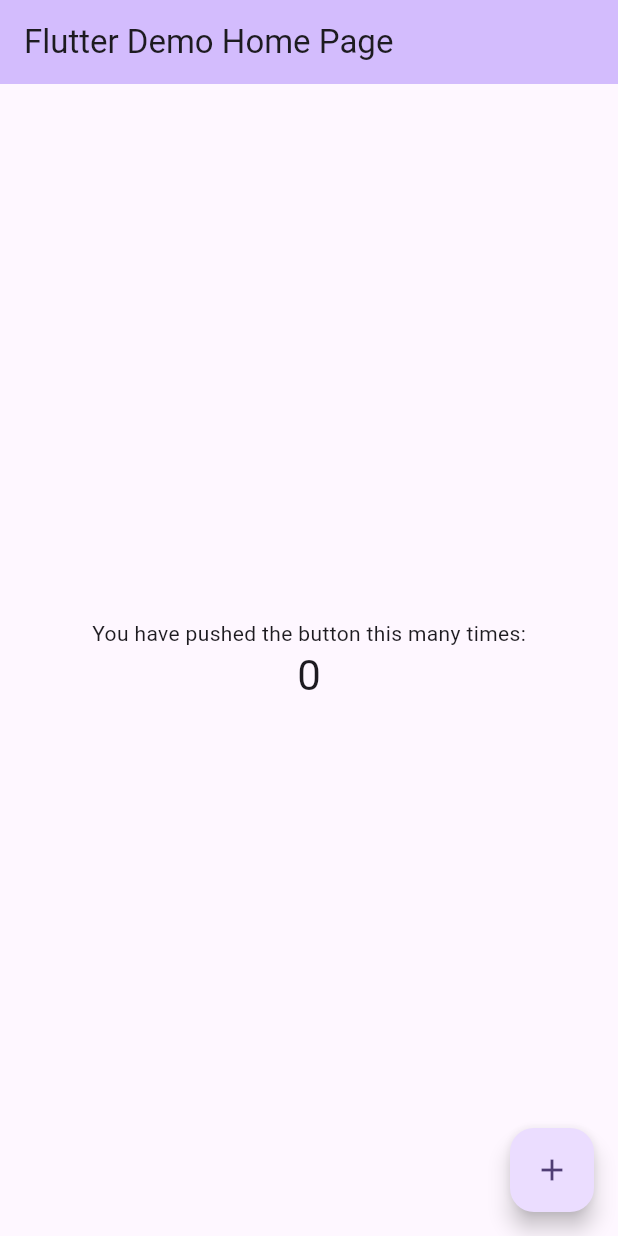
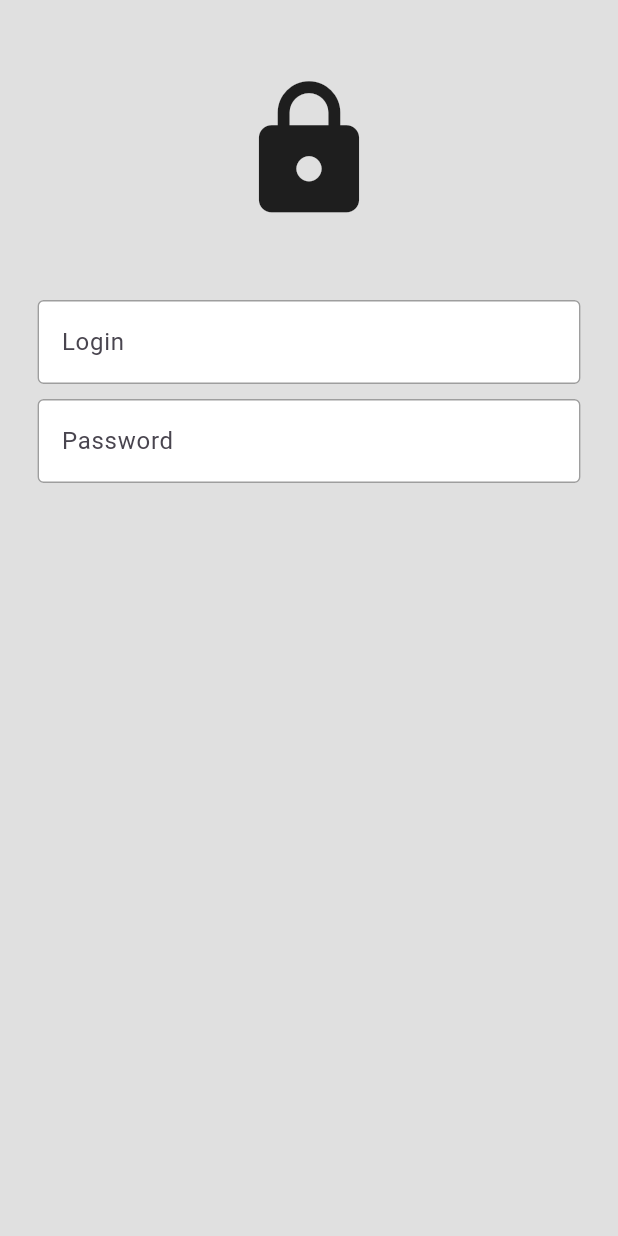
Before and after one commit to ZasaQ/TelephonyApplication, a Flutter app: the screen it shows after launch, on a phone screen of 412 x 824 dp. Run offline on Flutter 3.47's test engine with Material 3 defaults, Android fonts, the phone set to English and light mode, and no system bars.

Commit message:
Adjusting main.dart Adding login.dart page (still WIP) Adding two icons

```diff
--- /dev/null
+++ b/lib/components/lr_text_field.dart
@@ -0,0 +1,37 @@
+import 'package:flutter/material.dart';
+
+class LRTextField extends StatelessWidget {
+  final controller;
+  final String inHintText;
+  final bool inObscureText;
+
+  const LRTextField({
+    super.key,
+    required this.controller,
+    required this.inHintText,
+    required this.inObscureText
+  });
+
+  @override
+  Widget build(BuildContext context) {
+    return Padding(
+      padding: const EdgeInsets.symmetric(horizontal: 25.0),
+        child: TextField(
+          style: TextStyle(color:Colors.grey),
+          controller: controller,
+          obscureText: inObscureText,
+          decoration: InputDecoration(
+            enabledBorder: const OutlineInputBorder(
+              borderSide: BorderSide(color: Colors.grey)
+            ),
+            focusedBorder: OutlineInputBorder(
+              borderSide: BorderSide(color: Colors.grey.shade400)
+            ),
+            fillColor: Colors.white,
+            filled: true,
+            hintText: inHintText,
+          )
+        )
+    );
+  }
+}
--- a/lib/main.dart
+++ b/lib/main.dart
@@ -1,125 +1,16 @@
 import 'package:flutter/material.dart';
+import 'pages/login.dart';
 
-void main() {
-  runApp(const MyApp());
-}
+void main() => runApp(const MyApp());
 
 class MyApp extends StatelessWidget {
   const MyApp({super.key});
 
-  // This widget is the root of your application.
   @override
   Widget build(BuildContext context) {
     return MaterialApp(
-      title: 'Flutter Demo',
-      theme: ThemeData(
-        // This is the theme of your application.
-        //
-        // TRY THIS: Try running your application with "flutter run". You'll see
-        // the application has a purple toolbar. Then, without quitting the app,
-        // try changing the seedColor in the colorScheme below to Colors.green
-        // and then invoke "hot reload" (save your changes or press the "hot
-        // reload" button in a Flutter-supported IDE, or press "r" if you used
-        // the command line to start the app).
-        //
-        // Notice that the counter didn't reset back to zero; the application
-        // state is not lost during the reload. To reset the state, use hot
-        // restart instead.
-        //
-        // This works for code too, not just values: Most code changes can be
-        // tested with just a hot reload.
-        colorScheme: ColorScheme.fromSeed(seedColor: Colors.deepPurple),
-        useMaterial3: true,
-      ),
-      home: const MyHomePage(title: 'Flutter Demo Home Page'),
+      debugShowCheckedModeBanner: false,
+      home: LoginPage(),
     );
   }
 }
-
-class MyHomePage extends StatefulWidget {
-  const MyHomePage({super.key, required this.title});
-
-  // This widget is the home page of your application. It is stateful, meaning
-  // that it has a State object (defined below) that contains fields that affect
-  // how it looks.
-
-  // This class is the configuration for the state. It holds the values (in this
-  // case the title) provided by the parent (in this case the App widget) and
-  // used by the build method of the State. Fields in a Widget subclass are
-  // always marked "final".
-
-  final String title;
-
-  @override
-  State<MyHomePage> createState() => _MyHomePageState();
-}
-
-class _MyHomePageState extends State<MyHomePage> {
-  int _counter = 0;
-
-  void _incrementCounter() {
-    setState(() {
-      // This call to setState tells the Flutter framework that something has
-      // changed in this State, which causes it to rerun the build method below
-      // so that the display can reflect the updated values. If we changed
-      // _counter without calling setState(), then the build method would not be
-      // called again, and so nothing would appear to happen.
-      _counter++;
-    });
-  }
-
-  @override
-  Widget build(BuildContext context) {
-    // This method is rerun every time setState is called, for instance as done
-    // by the _incrementCounter method above.
-    //
-    // The Flutter framework has been optimized to make rerunning build methods
-    // fast, so that you can just rebuild anything that needs updating rather
-    // than having to individually change instances of widgets.
-    return Scaffold(
-      appBar: AppBar(
-        // TRY THIS: Try changing the color here to a specific color (to
-        // Colors.amber, perhaps?) and trigger a hot reload to see the AppBar
-        // change color while the other colors stay the same.
-        backgroundColor: Theme.of(context).colorScheme.inversePrimary,
-        // Here we take the value from the MyHomePage object that was created by
-        // the App.build method, and use it to set our appbar title.
-        title: Text(widget.title),
-      ),
-      body: Center(
-        // Center is a layout widget. It takes a single child and positions it
-        // in the middle of the parent.
-        child: Column(
-          // Column is also a layout widget. It takes a list of children and
-          // arranges them vertically. By default, it sizes itself to fit its
-          // children horizontally, and tries to be as tall as its parent.
-          //
-          // Column has various properties to control how it sizes itself and
-          // how it positions its children. Here we use mainAxisAlignment to
-          // center the children vertically; the main axis here is the vertical
-          // axis because Columns are vertical (the cross axis would be
-          // horizontal).
-          //
-          // TRY THIS: Invoke "debug painting" (choose the "Toggle Debug Paint"
-          // action in the IDE, or press "p" in the console), to see the
-          // wireframe for each widget.
-          mainAxisAlignment: MainAxisAlignment.center,
-          children: <Widget>[
-            const Text(
-              'You have pushed the button this many times:',
-            ),
-            Text(
-              '$_counter',
-              style: Theme.of(context).textTheme.headlineMedium,
-            ),
-          ],
-        ),
-      ),
-      floatingActionButton: FloatingActionButton(
-        onPressed: _incrementCounter,
-        tooltip: 'Increment',
-        child: const Icon(Icons.add),
-      ), // This trailing comma makes auto-formatting nicer for build methods.
-    );
-  }
-}
--- /dev/null
+++ b/lib/pages/login.dart
@@ -0,0 +1,47 @@
+import 'package:flutter/material.dart';
+import 'package:telephon_application/components/lr_text_field.dart';
+
+class LoginPage extends StatelessWidget {
+  LoginPage({super.key});
+
+
+  //Login and Password text field controllers
+  final loginController = TextEditingController();
+  final passwordController = TextEditingController();
+
+  @override
+  Widget build(BuildContext context) {
+    return Scaffold(
+      backgroundColor: Colors.grey[300],
+      body: SafeArea(
+        child: Center(
+          child: Column(
+            children: [
+              const SizedBox(height: 50),
+              const Icon(
+                Icons.lock,
+                size: 100
+              ),
+
+              const SizedBox(height: 50),
+
+              LRTextField(
+                controller: loginController,
+                inHintText: 'Login',
+                inObscureText: false
+              ),
+
+              const SizedBox(height: 10),
+
+              LRTextField(
+                controller: passwordController,
+                inHintText: 'Password',
+                inObscureText: true
+              )
+            ],
+          ),
+        ),
+      )
+    );
+  }
+}
```
Also changed, not shown: lib/images/google_icon.png (added), lib/images/lock_icon.png (added).
